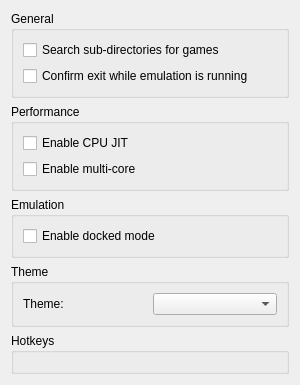
This is src/yuzu/configuration/configure_general.ui in yuzu-emu-mirror/yuzu as Qt 5 draws it before an edit. The edited form follows.
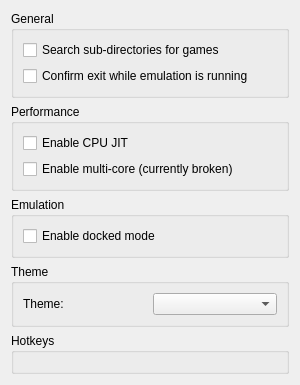
This is the edited form. Custom widgets are drawn as their Qt base class.

Commit message: add (currently broken) next to Enable Mutli-core

```diff
--- a/src/yuzu/configuration/configure_general.ui
+++ b/src/yuzu/configuration/configure_general.ui
@@ -61,7 +61,7 @@
           <item>
            <widget class="QCheckBox" name="use_multi_core">
             <property name="text">
-             <string>Enable multi-core</string>
+             <string>Enable multi-core (currently broken)</string>
             </property>
            </widget>
           </item>
```
Lines whose indentation alone changed are shown as unchanged.
